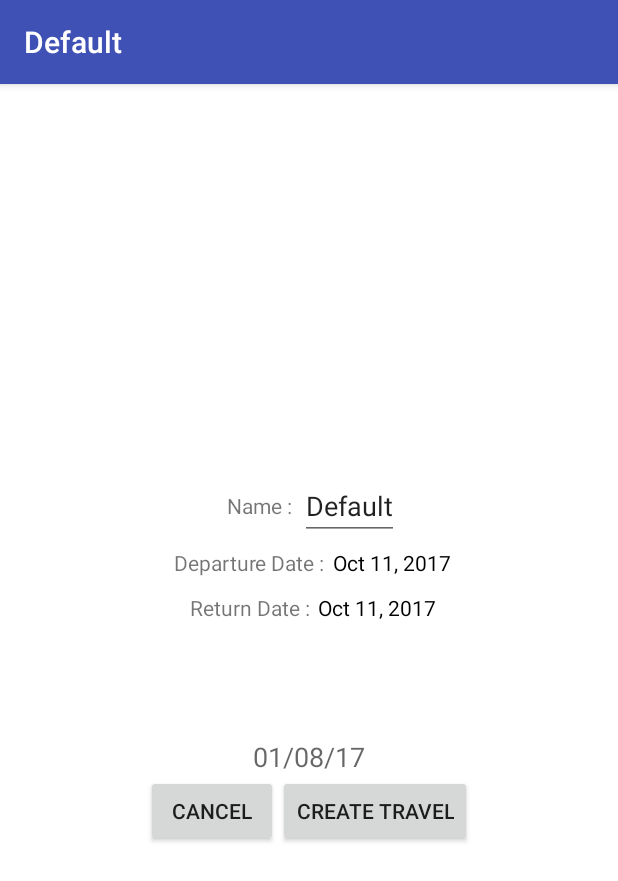
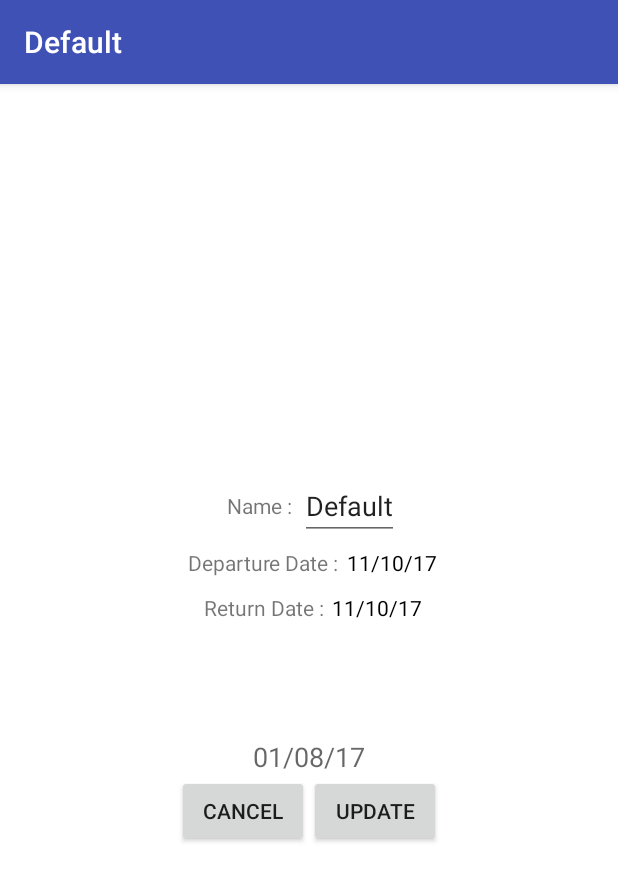
Before and after one commit to Datchik/JourneyDiaries, an Android app: the screen it shows after launch (MainActivity), after a tap on "Default", on a phone screen of 412 x 824 dp. Shown: the top 881 px of the screen. Run offline under Robolectric (Android 15) with nearby library versions, the phone set to English and light mode, and no system bars; our stand-ins replace data binding.

Commit message:
update and create is working

```diff
--- a/app/src/main/java/com/tpandroid/cpe/journeydiaries/Journey.java
+++ b/app/src/main/java/com/tpandroid/cpe/journeydiaries/Journey.java
@@ -9,28 +9,28 @@ import java.util.Calendar;
 public class Journey {
     private Integer id;
     private String name;
-    private Calendar from;
-    private Calendar to;
+    private String from;
+    private String to;
     public Journey() {
         name ="";
-        from = Calendar.getInstance();
-        to = Calendar.getInstance();
+        from = "01/01/70";
+        to = "01/01/70";
     }
-    public Journey(Integer id, String name, Calendar from, Calendar to) {
+    public Journey(Integer id, String name, String from, String to) {
         this.name = name;
         this.from = from;
         this.to = to;
     }
-    public Calendar getFrom() {
+    public String getFrom() {
         return from;
     }
-    public void setFrom(Calendar from) {
+    public void setFrom(String from) {
         this.from = from;
     }
-    public Calendar getTo() {
+    public String getTo() {
         return to;
     }
-    public void setTo(Calendar to) {
+    public void setTo(String to) {
         this.to = to;
     }
     public String getName() {
--- a/app/src/main/java/com/tpandroid/cpe/journeydiaries/JourneyViewModel.java
+++ b/app/src/main/java/com/tpandroid/cpe/journeydiaries/JourneyViewModel.java
@@ -2,15 +2,10 @@ package com.tpandroid.cpe.journeydiaries;
 
 import android.app.Activity;
 import android.databinding.BaseObservable;
-import android.view.View;
-import android.widget.Toast;
 
-import com.tpandroid.cpe.journeydiaries.Journey;
-import com.tpandroid.cpe.journeydiaries.MainActivity;
 import com.tpandroid.cpe.journeydiaries.database.DatabaseInstance;
 
 import java.text.DateFormat;
-import java.text.ParseException;
 import java.text.SimpleDateFormat;
 import java.util.Calendar;
 import java.util.Locale;
@@ -23,27 +18,43 @@ public class JourneyViewModel extends BaseObservable {
     private Journey journey;
     private Activity activity;
     private MainActivity mainActivity;
+    private String state;
 
     public JourneyViewModel(Journey journey, Activity activity, MainActivity mainActivity) {
         this.journey = journey;
         this.activity = activity;
         this.mainActivity = mainActivity;
+        this.state = journey.getId() == null ? "Create" : "Update";
+    }
+
+    public String getState() {
+        return state;
+    }
+    public void setState(String state) {
+        this.state = state;
     }
     public String getName() {
         return journey.getName();
     }
     public String getFrom() {
-        Calendar cal = journey.getFrom();
-        DateFormat sdf = SimpleDateFormat.getDateInstance(SimpleDateFormat.MEDIUM,
-                Locale.getDefault());
-        return sdf.format(cal.getTime());
+        return journey.getFrom();
     }
     public String getTo() {
-        Calendar cal = journey.getTo();
-        DateFormat sdf = SimpleDateFormat.getDateInstance(SimpleDateFormat.MEDIUM,
-                Locale.getDefault());
-        return sdf.format(cal.getTime());
+        return journey.getTo();
     }
+    public Integer getId() {
+        return journey.getId();
+    }
+
+    public String getTextButton(){
+        if(journey.getId() == null){
+            return String.valueOf(R.string.create_travel);
+        }
+        else{
+            return String.valueOf(R.string.update_travel);
+        }
+    }
+
     public void onJourneyClick() {
         if(activity != null) {
             activity.setTitle(getName());
@@ -56,18 +67,23 @@ public class JourneyViewModel extends BaseObservable {
     }
 
     public void createNewJourney(String name, String departure_date, String return_date) {
+        if(state == "Create"){
+            DatabaseInstance.getInstance(mainActivity).createJourney(name, departure_date, return_date);
+        }
+        else if(state == "Update"){
+            DatabaseInstance.getInstance(mainActivity).updateJourney(getId(), name, departure_date, return_date);
+        }
         activity.setTitle(R.string.app_name);
-        DatabaseInstance.getInstance(mainActivity).createJourney(name, departure_date, return_date);
         mainActivity.homePage();
     }
 
     public void returnToMainActivity() {
+        activity.setTitle(R.string.app_name);
         mainActivity.homePage();
     }
 
     public void setReturnDate() {
         mainActivity.showDialog(999);
-
     }
 
     public void setDepartureDate() {
--- a/app/src/main/java/com/tpandroid/cpe/journeydiaries/database/DatabaseAccess.java
+++ b/app/src/main/java/com/tpandroid/cpe/journeydiaries/database/DatabaseAccess.java
@@ -145,16 +145,9 @@ public class DatabaseAccess extends SQLiteOpenHelper {
                 Journey j = new Journey();
                 j.setName(cursor.getString(cursor.getColumnIndex("name")));
                 j.setId(cursor.getInt(cursor.getColumnIndex("id")));
-                Calendar calendar = Calendar.getInstance();
                 journeys.add(j);
-                try {
-                    calendar.setTime(new SimpleDateFormat("dd/MM/yy").parse(cursor.getString(cursor.getColumnIndex("departureDate"))));
-                    j.setFrom(calendar);
-                    calendar.setTime(new SimpleDateFormat("dd/MM/yy").parse(cursor.getString(cursor.getColumnIndex("returnDate"))));
-                    j.setTo(calendar);
-                }catch(Exception e){
-                    System.out.println("Exception parse calendar");
-                }
+                j.setFrom(cursor.getString(cursor.getColumnIndex("departureDate")));
+                j.setTo(cursor.getString(cursor.getColumnIndex("returnDate")));
             }while(cursor.moveToNext());
         }
         return journeys;
--- a/app/src/main/res/layout/new_journey_fragment.xml
+++ b/app/src/main/res/layout/new_journey_fragment.xml
@@ -107,7 +107,7 @@
                 android:layout_width="wrap_content"
                 android:layout_height="wrap_content"
                 android:onClick="@{() -> jvm.createNewJourney(name.getText().toString(), from.getText().toString(), to.getText().toString())}"
-                android:text="@string/create_travel" />
+                android:text="@{jvm.state}" />
         </LinearLayout>
 
     </LinearLayout>
--- a/app/src/main/res/values/strings.xml
+++ b/app/src/main/res/values/strings.xml
@@ -4,5 +4,6 @@
     <string name="return_date">Return Date :</string>
     <string name="cancel">Cancel</string>
     <string name="create_travel">Create Travel</string>
+    <string name="update_travel">Update</string>
     <string name="name">Name :</string>
 </resources>
```
Also changed, not shown: app/src/main/java/com/tpandroid/cpe/journeydiaries/MainActivity.java (+0 -7 lines).
